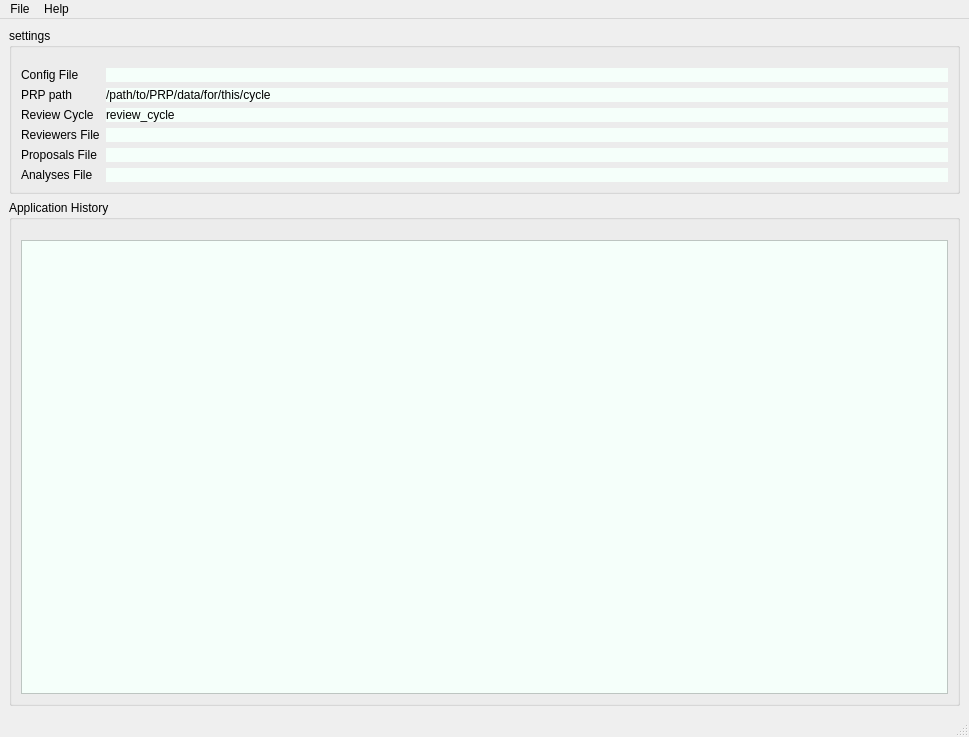
The window that src/Assign_GUP/resources/main_window.ui (prjemian/assign_gup) describes before a commit, drawn with Qt 5.
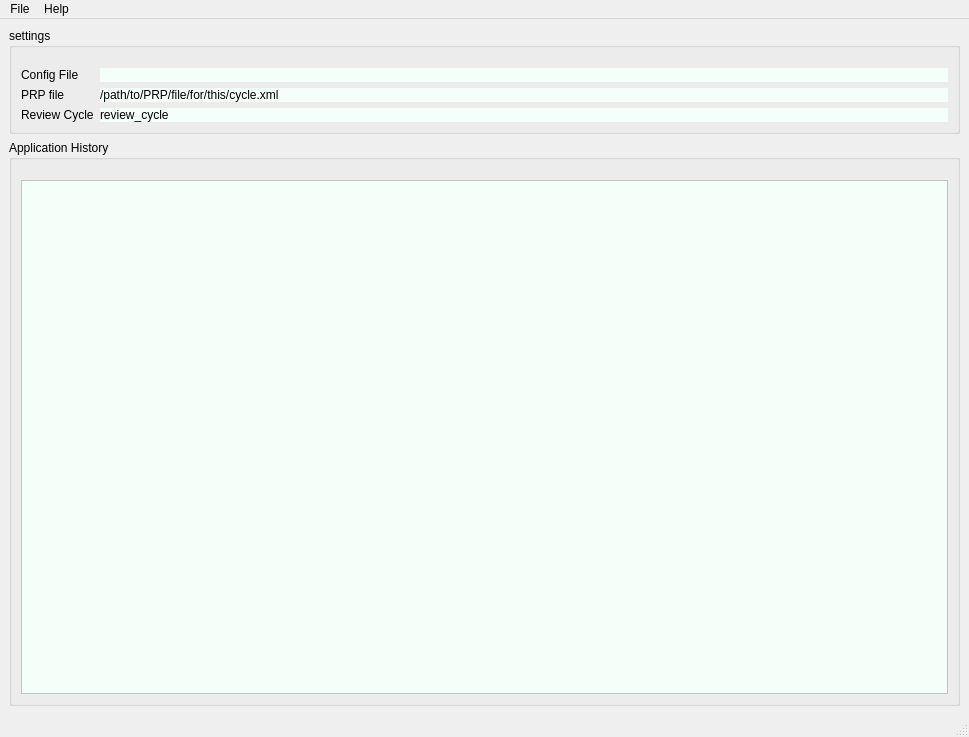
The same window after the commit.

```diff
--- a/src/Assign_GUP/resources/main_window.ui
+++ b/src/Assign_GUP/resources/main_window.ui
@@ -29,23 +29,6 @@
          <property name="fieldGrowthPolicy">
           <enum>QFormLayout::AllNonFixedFieldsGrow</enum>
          </property>
-         <item row="2" column="0">
-          <widget class="QLabel" name="label_3">
-           <property name="text">
-            <string>PRP path</string>
-           </property>
-          </widget>
-         </item>
-         <item row="2" column="1">
-          <widget class="QLabel" name="prp_path">
-           <property name="styleSheet">
-            <string notr="true">background: #F5FFFA</string>
-           </property>
-           <property name="text">
-            <string>/path/to/PRP/data/for/this/cycle</string>
-           </property>
-          </widget>
-         </item>
          <item row="0" column="0">
           <widget class="QLabel" name="label_2">
            <property name="text">
@@ -63,54 +46,20 @@
            </property>
           </widget>
          </item>
-         <item row="4" column="0">
-          <widget class="QLabel" name="label_4">
+         <item row="2" column="0">
+          <widget class="QLabel" name="label_3">
            <property name="text">
-            <string>Reviewers File</string>
+            <string>PRP file</string>
            </property>
           </widget>
          </item>
-         <item row="5" column="0">
-          <widget class="QLabel" name="label_5">
-           <property name="text">
-            <string>Proposals File</string>
-           </property>
-          </widget>
-         </item>
-         <item row="6" column="0">
-          <widget class="QLabel" name="label_6">
-           <property name="text">
-            <string>Analyses File</string>
-           </property>
-          </widget>
-         </item>
-         <item row="4" column="1">
-          <widget class="QLabel" name="reviewers_file">
+         <item row="2" column="1">
+          <widget class="QLabel" name="prp_file">
            <property name="styleSheet">
             <string notr="true">background: #F5FFFA</string>
            </property>
            <property name="text">
-            <string/>
-           </property>
-          </widget>
-         </item>
-         <item row="5" column="1">
-          <widget class="QLabel" name="proposals_file">
-           <property name="styleSheet">
-            <string notr="true">background: #F5FFFA</string>
-           </property>
-           <property name="text">
-            <string/>
-           </property>
-          </widget>
-         </item>
-         <item row="6" column="1">
-          <widget class="QLabel" name="analyses_file">
-           <property name="styleSheet">
-            <string notr="true">background: #F5FFFA</string>
-           </property>
-           <property name="text">
-            <string/>
+            <string>/path/to/PRP/file/for/this/cycle.xml</string>
            </property>
           </widget>
          </item>
```
Left out of the diff: 66 changed lines with no effect on the pictures.
